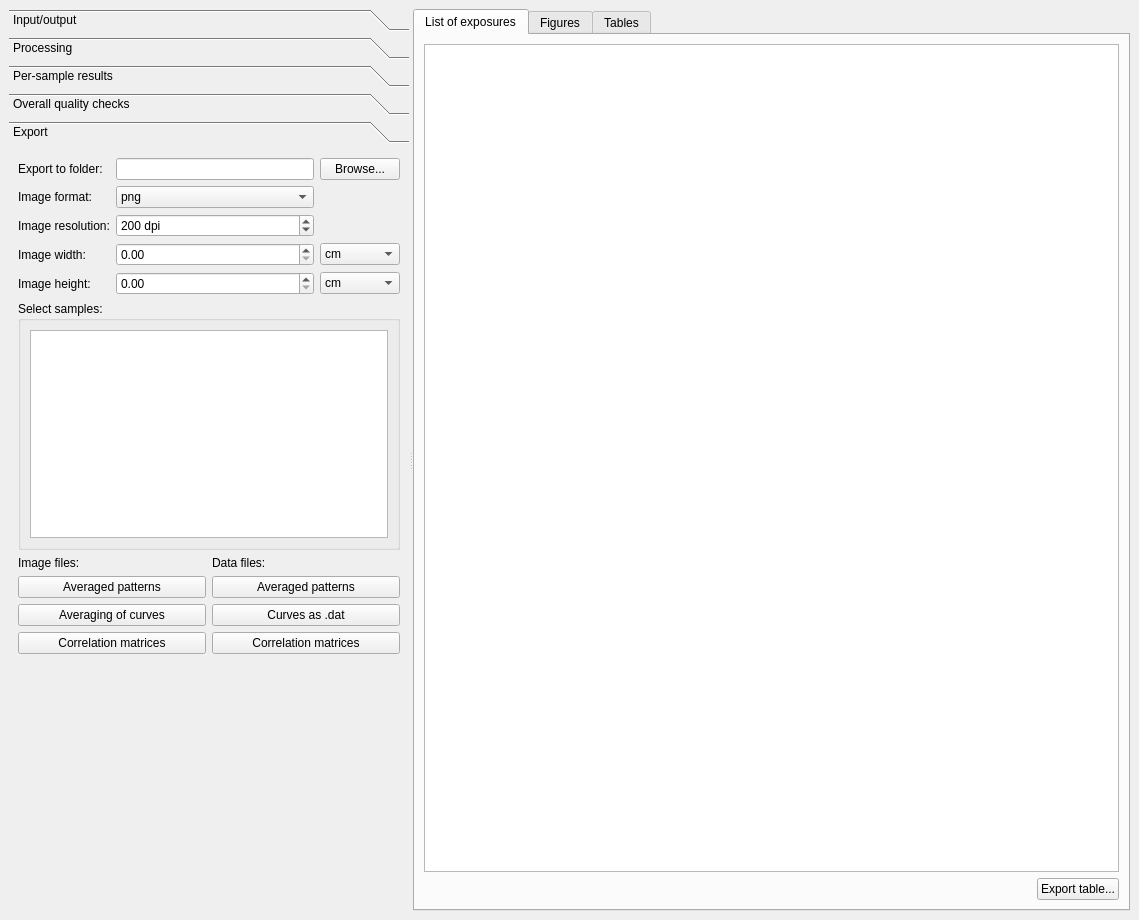
Above: cct/processing/mainwindow/mainwindow.ui from awacha/cct before the change. Below: the same form after it.
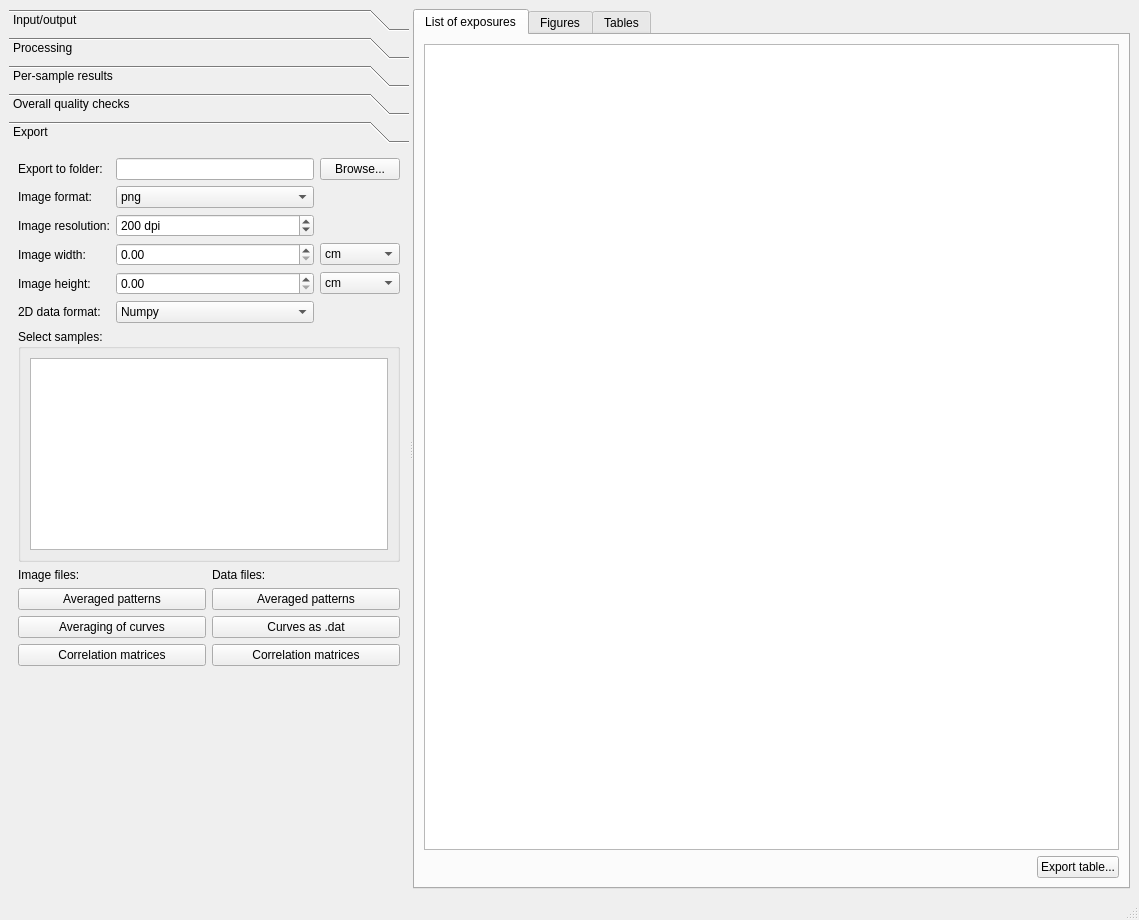
That is the form after the change. The open tabs and pages were chosen to show the change. Icons and pictures are not drawn.

What changed in the file:
```diff
--- a/cct/processing/mainwindow/mainwindow.ui
+++ b/cct/processing/mainwindow/mainwindow.ui
@@ -636,7 +636,7 @@
           <x>0</x>
           <y>0</y>
           <width>400</width>
-          <height>747</height>
+          <height>725</height>
          </rect>
         </property>
         <property name="sizePolicy">
@@ -649,7 +649,7 @@
          <string>Export</string>
         </attribute>
         <layout class="QGridLayout" name="gridLayout_7">
-         <item row="6" column="0" colspan="3">
+         <item row="7" column="0" colspan="3">
           <layout class="QGridLayout" name="gridLayout_8">
            <item row="2" column="0">
             <widget class="QPushButton" name="exportAveragedCurvesGraphPushButton">
@@ -709,7 +709,7 @@
            </item>
           </layout>
          </item>
-         <item row="8" column="0" colspan="3">
+         <item row="9" column="0" colspan="3">
           <spacer name="verticalSpacer_5">
            <property name="orientation">
             <enum>Qt::Vertical</enum>
@@ -854,7 +854,7 @@
            </property>
           </widget>
          </item>
-         <item row="5" column="0" colspan="3">
+         <item row="6" column="0" colspan="3">
           <widget class="QGroupBox" name="groupBox">
            <property name="title">
             <string>Select samples:</string>
@@ -873,6 +873,37 @@
            </layout>
           </widget>
          </item>
+         <item row="5" column="0">
+          <widget class="QLabel" name="label_17">
+           <property name="text">
+            <string>2D data format:</string>
+           </property>
+          </widget>
+         </item>
+         <item row="5" column="1">
+          <widget class="QComboBox" name="export2DDataFormatComboBox">
+           <item>
+            <property name="text">
+             <string>Numpy</string>
+            </property>
+           </item>
+           <item>
+            <property name="text">
+             <string>ASCII</string>
+            </property>
+           </item>
+           <item>
+            <property name="text">
+             <string>Gzip'd ASCII</string>
+            </property>
+           </item>
+           <item>
+            <property name="text">
+             <string>Matlab</string>
+            </property>
+           </item>
+          </widget>
+         </item>
         </layout>
        </widget>
       </widget>
@@ -917,12 +948,18 @@
               <property name="selectionBehavior">
                <enum>QAbstractItemView::SelectRows</enum>
               </property>
+              <property name="rootIsDecorated">
+               <bool>false</bool>
+              </property>
               <property name="uniformRowHeights">
                <bool>true</bool>
               </property>
               <property name="itemsExpandable">
                <bool>false</bool>
               </property>
+              <property name="sortingEnabled">
+               <bool>true</bool>
+              </property>
              </widget>
             </item>
             <item>
@@ -1014,6 +1051,7 @@
     </item>
    </layout>
   </widget>
+  <widget class="QStatusBar" name="statusBar"/>
  </widget>
  <tabstops>
   <tabstop>tabWidget</tabstop>
```
Left out of the diff: 94 changed lines with no effect on the pictures.
